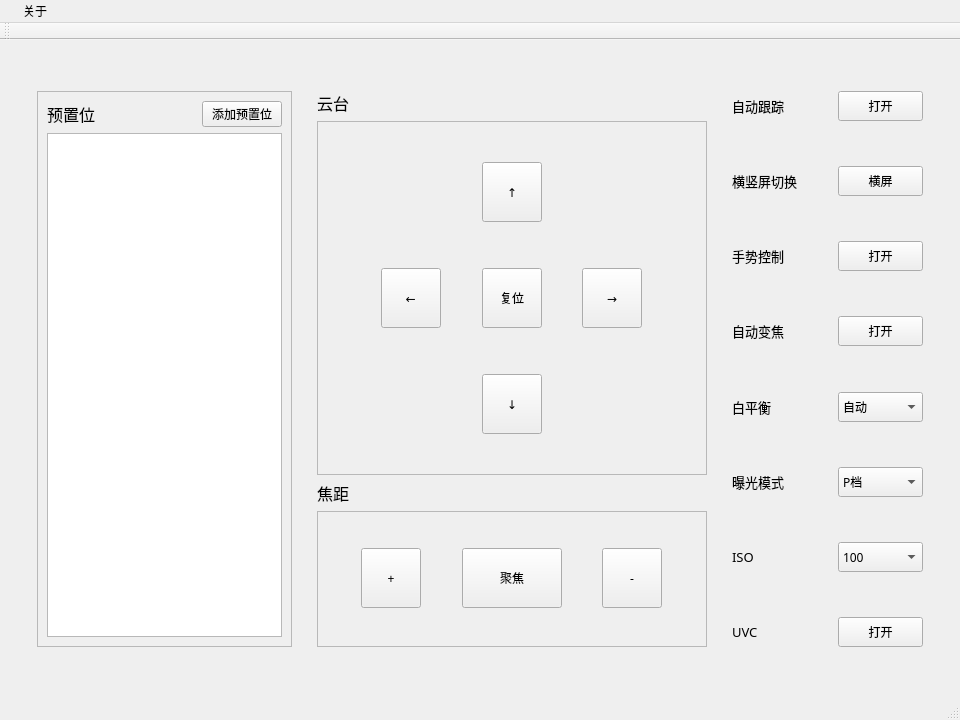
Above: desktopApp/mainwindow.ui from yesyeah/ObsbotTailforPC before the change. Below: the same form after it.
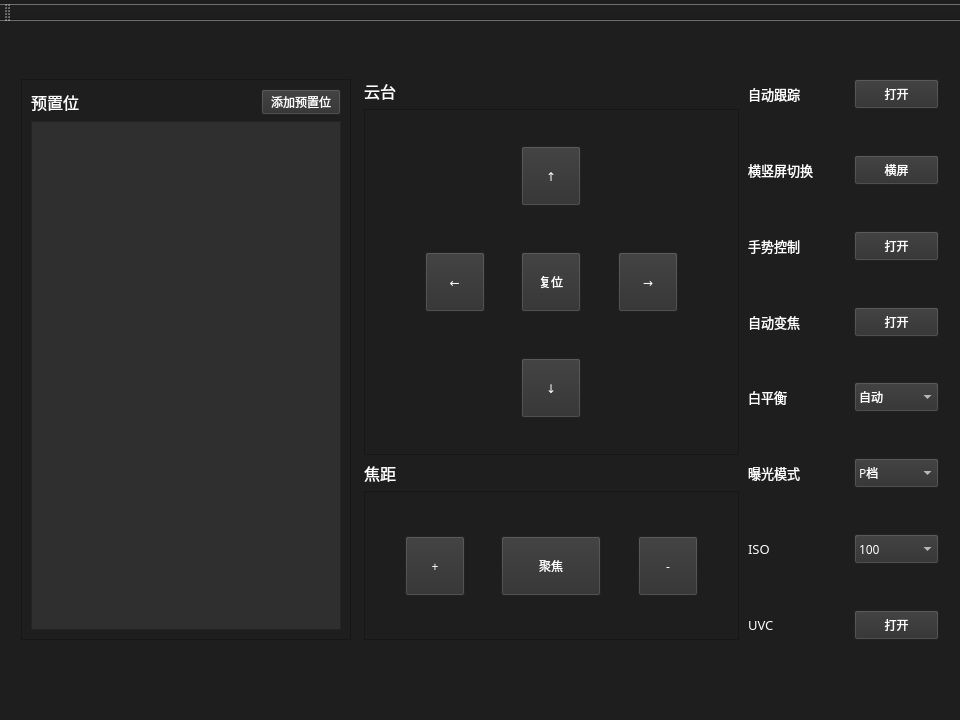
That is the form after the change. Icons and pictures are not drawn.

Commit message: 1.change bg color 2.add icon

The edit to the form file:
```diff
--- a/desktopApp/mainwindow.ui
+++ b/desktopApp/mainwindow.ui
@@ -32,7 +32,10 @@
   </property>
   <property name="windowIcon">
    <iconset>
-    <normaloff>../../中电视讯/Windows工具研发/defaultlaunch.png</normaloff>../../中电视讯/Windows工具研发/defaultlaunch.png</iconset>
+    <normaloff>icon/defaultlaunch.png</normaloff>icon/defaultlaunch.png</iconset>
+  </property>
+  <property name="styleSheet">
+   <string notr="true">background-color: rgb(30, 30, 30);</string>
   </property>
   <property name="iconSize">
    <size>
@@ -67,7 +70,11 @@
        <enum>Qt::LeftToRight</enum>
       </property>
       <property name="autoFillBackground">
-       <bool>true</bool>
+       <bool>false</bool>
+      </property>
+      <property name="styleSheet">
+       <string notr="true">color: rgb(255, 255, 255);
+background-color: rgb(30, 30, 30);</string>
       </property>
       <layout class="QHBoxLayout" name="horizontalLayout_13">
        <item>
@@ -85,6 +92,22 @@
        </item>
        <item>
         <widget class="QFrame" name="PresetArea">
+         <property name="minimumSize">
+          <size>
+           <width>330</width>
+           <height>0</height>
+          </size>
+         </property>
+         <property name="maximumSize">
+          <size>
+           <width>330</width>
+           <height>16777215</height>
+          </size>
+         </property>
+         <property name="styleSheet">
+          <string notr="true">color: rgb(255, 255, 255);
+background-color: rgb(30, 30, 30);</string>
+         </property>
          <property name="frameShape">
           <enum>QFrame::StyledPanel</enum>
          </property>
@@ -102,6 +125,10 @@
                 <pointsize>12</pointsize>
                </font>
               </property>
+              <property name="styleSheet">
+               <string notr="true">color: rgb(255, 255, 255);
+background-color: rgb(30, 30, 30);</string>
+              </property>
               <property name="text">
                <string>预置位</string>
               </property>
@@ -127,6 +154,10 @@
                 <family>仿宋</family>
                </font>
               </property>
+              <property name="styleSheet">
+               <string notr="true">color: rgb(255, 255, 255);
+background-color: rgb(47, 47, 47);</string>
+              </property>
               <property name="text">
                <string>添加预置位</string>
               </property>
@@ -135,11 +166,29 @@
            </layout>
           </item>
           <item>
-           <widget class="QListView" name="presetLocationValueList"/>
+           <widget class="QListView" name="presetLocationValueList">
+            <property name="styleSheet">
+             <string>color: rgb(255, 255, 255);
+background-color: rgb(47, 47, 47);</string>
+            </property>
+           </widget>
           </item>
          </layout>
         </widget>
        </item>
+       <item>
+        <spacer name="horizontalSpacer_14">
+         <property name="orientation">
+          <enum>Qt::Horizontal</enum>
+         </property>
+         <property name="sizeHint" stdset="0">
+          <size>
+           <width>40</width>
+           <height>20</height>
+          </size>
+         </property>
+        </spacer>
+       </item>
        <item>
         <spacer name="horizontalSpacer_7">
          <property name="orientation">
@@ -165,6 +214,10 @@
                <pointsize>12</pointsize>
               </font>
              </property>
+             <property name="styleSheet">
+              <string notr="true">color: rgb(255, 255, 255);
+background-color: rgb(30, 30, 30);</string>
+             </property>
              <property name="text">
               <string>云台</string>
              </property>
@@ -187,7 +240,7 @@
                 <property name="sizeHint" stdset="0">
                  <size>
                   <width>20</width>
-                  <height>32</height>
+                  <height>27</height>
                  </size>
                 </property>
                </spacer>
@@ -244,6 +297,10 @@
                       <family>仿宋</family>
                      </font>
                     </property>
+                    <property name="styleSheet">
+                     <string notr="true">color: rgb(255, 255, 255);
+background-color: rgb(47, 47, 47);</string>
+                    </property>
                     <property name="text">
                      <string>←</string>
                     </property>
@@ -301,6 +358,10 @@
                       <family>仿宋</family>
                      </font>
                     </property>
+                    <property name="styleSheet">
+                     <string notr="true">color: rgb(255, 255, 255);
+background-color: rgb(47, 47, 47);</string>
+                    </property>
                     <property name="text">
                      <string>↑</string>
                     </property>
@@ -344,6 +405,10 @@
                       <family>仿宋</family>
                      </font>
                     </property>
+                    <property name="styleSheet">
+                     <string notr="true">color: rgb(255, 255, 255);
+background-color: rgb(47, 47, 47);</string>
+                    </property>
                     <property name="text">
                      <string>复位</string>
                     </property>
@@ -387,6 +452,10 @@
                       <family>仿宋</family>
                      </font>
                     </property>
+                    <property name="styleSheet">
+                     <string notr="true">color: rgb(255, 255, 255);
+background-color: rgb(47, 47, 47);</string>
+                    </property>
                     <property name="text">
                      <string>↓</string>
                     </property>
@@ -441,6 +510,10 @@
                       <family>仿宋</family>
                      </font>
                     </property>
+                    <property name="styleSheet">
+                     <string notr="true">color: rgb(255, 255, 255);
+background-color: rgb(47, 47, 47);</string>
+                    </property>
                     <property name="text">
                      <string>→</string>
                     </property>
@@ -484,7 +557,7 @@
                 <property name="sizeHint" stdset="0">
                  <size>
                   <width>20</width>
-                  <height>32</height>
+                  <height>27</height>
                  </size>
                 </property>
                </spacer>
@@ -504,6 +577,10 @@
                <pointsize>12</pointsize>
               </font>
              </property>
+             <property name="styleSheet">
+              <string notr="true">color: rgb(255, 255, 255);
+background-color: rgb(30, 30, 30);</string>
+             </property>
              <property name="text">
               <string>焦距</string>
              </property>
@@ -526,7 +603,7 @@
                 <property name="sizeHint" stdset="0">
                  <size>
                   <width>20</width>
-                  <height>28</height>
+                  <height>21</height>
                  </size>
                 </property>
                </spacer>
@@ -565,6 +642,10 @@
                     <family>仿宋</family>
                    </font>
                   </property>
+                  <property name="styleSheet">
+                   <string notr="true">color: rgb(255, 255, 255);
+background-color: rgb(47, 47, 47);</string>
+                  </property>
                   <property name="text">
                    <string>+</string>
                   </property>
@@ -602,6 +683,10 @@
                     <family>仿宋</family>
                    </font>
                   </property>
+                  <property name="styleSheet">
+                   <string notr="true">color: rgb(255, 255, 255);
+background-color: rgb(47, 47, 47);</string>
+                  </property>
                   <property name="text">
                    <string>聚焦</string>
                   </property>
@@ -639,6 +724,10 @@
                     <family>仿宋</family>
                    </font>
                   </property>
+                  <property name="styleSheet">
+                   <string notr="true">color: rgb(255, 255, 255);
+background-color: rgb(47, 47, 47);</string>
+                  </property>
                   <property name="text">
                    <string>-</string>
                   </property>
@@ -667,7 +756,7 @@
                 <property name="sizeHint" stdset="0">
                  <size>
                   <width>20</width>
-                  <height>29</height>
+                  <height>24</height>
                  </size>
                 </property>
                </spacer>
@@ -679,6 +768,19 @@
          </item>
         </layout>
        </item>
+       <item>
+        <spacer name="horizontalSpacer_15">
+         <property name="orientation">
+          <enum>Qt::Horizontal</enum>
+         </property>
+         <property name="sizeHint" stdset="0">
+          <size>
+           <width>30</width>
+           <height>20</height>
+          </size>
+         </property>
+        </spacer>
+       </item>
        <item>
         <spacer name="horizontalSpacer_8">
          <property name="orientation">
@@ -719,6 +821,10 @@
                <pointsize>10</pointsize>
               </font>
              </property>
+             <property name="styleSheet">
+              <string notr="true">color: rgb(255, 255, 255);
+background-color: rgb(30, 30, 30);</string>
+             </property>
              <property name="text">
               <string>自动跟踪</string>
              </property>
@@ -743,6 +849,10 @@
                <family>仿宋</family>
               </font>
              </property>
+             <property name="styleSheet">
+              <string notr="true">color: rgb(255, 255, 255);
+background-color: rgb(47, 47, 47);</string>
+             </property>
              <property name="text">
               <string>打开</string>
              </property>
@@ -785,6 +895,10 @@
                <pointsize>10</pointsize>
               </font>
              </property>
+             <property name="styleSheet">
+              <string notr="true">color: rgb(255, 255, 255);
+background-color: rgb(30, 30, 30);</string>
+             </property>
              <property name="text">
               <string>横竖屏切换</string>
              </property>
@@ -809,6 +923,10 @@
                <family>仿宋</family>
               </font>
              </property>
+             <property name="styleSheet">
+              <string notr="true">color: rgb(255, 255, 255);
+background-color: rgb(47, 47, 47);</string>
+             </property>
              <property name="text">
               <string>横屏</string>
              </property>
@@ -851,6 +969,10 @@
                <pointsize>10</pointsize>
               </font>
              </property>
+             <property name="styleSheet">
+              <string notr="true">color: rgb(255, 255, 255);
+background-color: rgb(30, 30, 30);</string>
+             </property>
              <property name="text">
               <string>手势控制</string>
              </property>
@@ -875,6 +997,10 @@
                <family>仿宋</family>
               </font>
              </property>
+             <property name="styleSheet">
+              <string notr="true">color: rgb(255, 255, 255);
+background-color: rgb(47, 47, 47);</string>
+             </property>
              <property name="text">
               <string>打开</string>
              </property>
@@ -917,6 +1043,10 @@
                <pointsize>10</pointsize>
               </font>
              </property>
+             <property name="styleSheet">
+              <string notr="true">color: rgb(255, 255, 255);
+background-color: rgb(30, 30, 30);</string>
+             </property>
              <property name="text">
               <string>自动变焦</string>
              </property>
@@ -941,6 +1071,10 @@
                <family>仿宋</family>
               </font>
              </property>
+             <property name="styleSheet">
+              <string notr="true">color: rgb(255, 255, 255);
+background-color: rgb(47, 47, 47);</string>
+             </property>
              <property name="text">
               <string>打开</string>
              </property>
@@ -983,6 +1117,10 @@
                <pointsize>10</pointsize>
               </font>
              </property>
+             <property name="styleSheet">
+              <string notr="true">color: rgb(255, 255, 255);
+background-color: rgb(30, 30, 30);</string>
+             </property>
              <property name="text">
               <string>白平衡</string>
              </property>
@@ -1008,6 +1146,10 @@
                <pointsize>9</pointsize>
               </font>
              </property>
+             <property name="styleSheet">
+              <string notr="true">color: rgb(255, 255, 255);
+background-color: rgb(47, 47, 47);</string>
+             </property>
              <item>
               <property name="text">
                <string>自动</string>
@@ -1072,6 +1214,10 @@
                <pointsize>10</pointsize>
               </font>
              </property>
+             <property name="styleSheet">
+              <string notr="true">color: rgb(255, 255, 255);
+background-color: rgb(30, 30, 30);</string>
+             </property>
              <property name="text">
               <string>曝光模式</string>
              </property>
@@ -1097,6 +1243,10 @@
                <pointsize>9</pointsize>
               </font>
              </property>
+             <property name="styleSheet">
+              <string notr="true">color: rgb(255, 255, 255);
+background-color: rgb(47, 47, 47);</string>
+             </property>
              <item>
               <property name="text">
                <string>P档</string>
@@ -1151,6 +1301,10 @@
                <pointsize>10</pointsize>
               </font>
              </property>
+             <property name="styleSheet">
+              <string notr="true">color: rgb(255, 255, 255);
+background-color: rgb(30, 30, 30);</string>
+             </property>
              <property name="text">
               <string>ISO</string>
              </property>
@@ -1176,6 +1330,10 @@
                <pointsize>9</pointsize>
               </font>
              </property>
+             <property name="styleSheet">
+              <string notr="true">color: rgb(255, 255, 255);
+background-color: rgb(47, 47, 47);</string>
+             </property>
              <item>
               <property name="text">
                <string>100</string>
@@ -1250,6 +1408,10 @@
                <pointsize>10</pointsize>
               </font>
              </property>
+             <property name="styleSheet">
+              <string notr="true">color: rgb(255, 255, 255);
+background-color: rgb(30, 30, 30);</string>
+             </property>
              <property name="text">
               <string>UVC</string>
              </property>
@@ -1274,6 +1436,10 @@
                <family>仿宋</family>
               </font>
              </property>
+             <property name="styleSheet">
+              <string notr="true">color: rgb(255, 255, 255);
+background-color: rgb(47, 47, 47);</string>
+             </property>
              <property name="text">
               <string>打开</string>
              </property>
@@ -1328,20 +1494,7 @@
      <string/>
     </property>
    </widget>
-   <widget class="QMenu" name="menuAbout">
-    <property name="baseSize">
-     <size>
-      <width>0</width>
-      <height>2</height>
-     </size>
-    </property>
-    <property name="title">
-     <string>关于</string>
-    </property>
-    <addaction name="actionOBSBOT"/>
-   </widget>
    <addaction name="menuObsbotDesktopApplication"/>
-   <addaction name="menuAbout"/>
   </widget>
   <widget class="QStatusBar" name="statusbar"/>
   <widget class="QToolBar" name="toolBar">
```
The commit also changes 11 other files.
